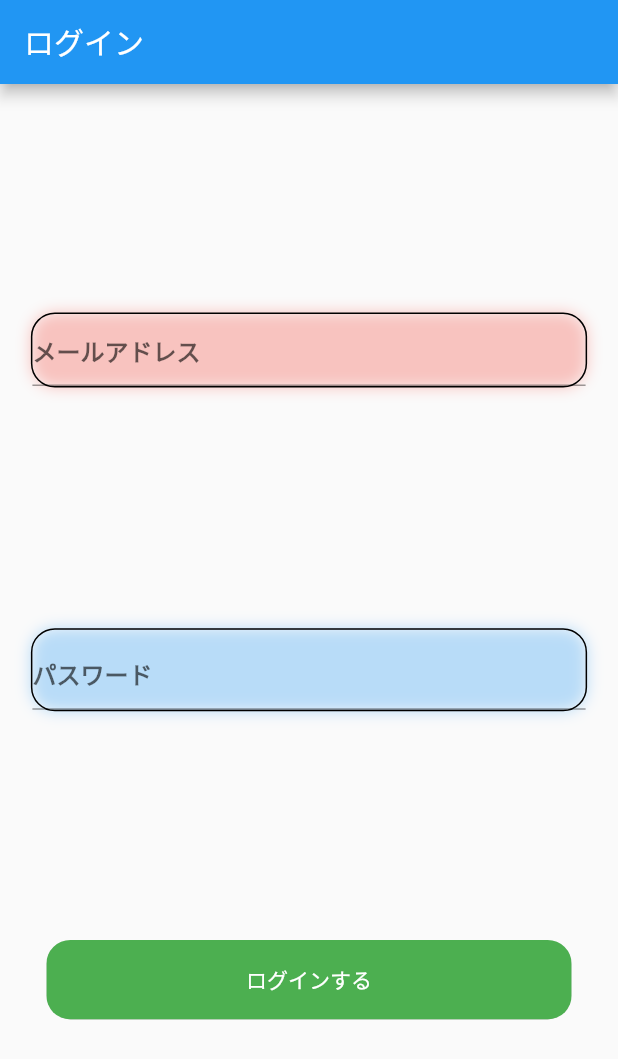
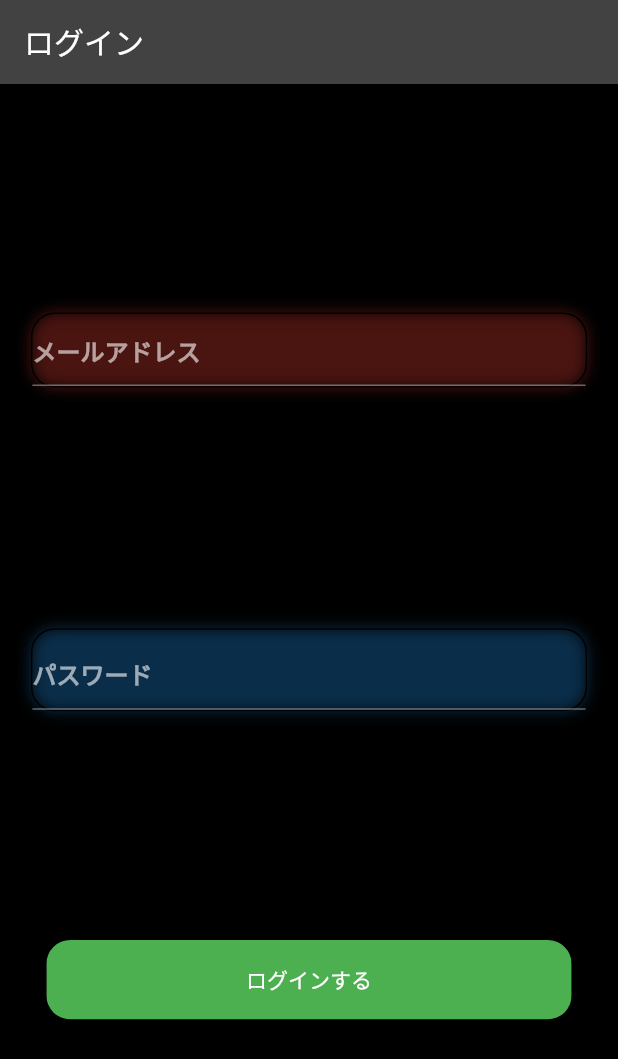
Before and after one commit to nkt0404/flutter_sns, a Flutter app: the screen it shows after launch, on a phone screen of 412 x 824 dp. Shown: the top 1059 px of the screen. Run offline on Flutter 3.47's test engine with Material 2 defaults, Android fonts, the phone set to English and light mode, and no system bars; our stand-ins replace cloud_firestore, firebase_auth, firebase_core, firebase_storage, flutter_riverpod, fluttertoast and 4 more; missing offline and left inert: cloud_firestore_web, firebase_analytics_web, firebase_auth_web, firebase_core_web, firebase_storage_web, image_picker_for_web and 1 more; accounts and stored records are empty.

Commit message:
theme change

```diff
--- a/lib/constants/strings.dart
+++ b/lib/constants/strings.dart
@@ -5,6 +5,8 @@ import 'package:uuid/uuid.dart';
 const String appTitle = "SNS";
 const String signupTitle = "新規登録";
 const String loginTitle = "ログイン";
+const String accountTitle = "アカウント";
+const String themeTitle = "テーマ";
 // texts
 const String mailAddressText = "メールアドレス";
 const String passwordText = "パスワード";
@@ -17,6 +19,8 @@ const String loadingText = "Loading";
 const String usersFieldKey = "users";
 // message
 const String userCreatedMsg = "ユーザーが作成できました";
+// prefs key
+const String isDarkThemePrefsKey = "isDarkTheme";
 // bottom navigation bar
 const String homeText = "Home";
 const String searchText = "Search";
--- /dev/null
+++ b/lib/constants/themes.dart
@@ -0,0 +1,12 @@
+// flutter
+import 'package:flutter/material.dart';
+
+ThemeData lightThemeData({required BuildContext context}) {
+  return ThemeData.light().copyWith(
+      primaryColor: Colors.green, scaffoldBackgroundColor: Colors.white);
+}
+
+ThemeData darkThemeData({required BuildContext context}) {
+  return ThemeData.dark().copyWith(
+      primaryColor: Colors.blue, scaffoldBackgroundColor: Colors.black);
+}
--- a/lib/main.dart
+++ b/lib/main.dart
@@ -5,15 +5,19 @@ import 'package:flutter_riverpod/flutter_riverpod.dart';
 import 'package:firebase_core/firebase_core.dart';
 import 'package:firebase_auth/firebase_auth.dart';
 import 'package:flutter_sns/details/sns_bottom_navigation_bar.dart';
+// pages
 import 'package:flutter_sns/views/login_page.dart';
 // models
 import 'models/main_model.dart';
+import 'package:flutter_sns/models/themes_model.dart';
 import 'package:flutter_sns/models/sns_bottom_navigation_bar_model.dart';
 // options
 import 'firebase_options.dart';
 // constants
 import 'package:flutter_sns/constants/strings.dart';
+import 'package:flutter_sns/constants/themes.dart';
 // components
+import 'package:flutter_sns/details/sns_drawer.dart';
 import 'package:flutter_sns/views/main/home_screen.dart';
 import 'package:flutter_sns/views/main/search_screen.dart';
 import 'package:flutter_sns/views/main/profile_screen.dart';
@@ -26,31 +30,37 @@ void main() async {
   runApp(const ProviderScope(child: MyApp()));
 }
 
-class MyApp extends StatelessWidget {
+class MyApp extends ConsumerWidget {
   const MyApp({Key? key}) : super(key: key);
 
   // This widget is the root of your application.
   @override
-  Widget build(BuildContext context) {
+  Widget build(BuildContext context, WidgetRef ref) {
     // MyAppが起動した最初の時にユーザーがログインしているかどうかの確認
     // この変数を1回きり
     final User? onceUser = FirebaseAuth.instance.currentUser;
+    final ThemeModel themeModel = ref.watch(themeProvider);
     return MaterialApp(
       debugShowCheckedModeBanner: false,
       title: appTitle,
-      theme: ThemeData(
-        primarySwatch: Colors.blue,
-      ),
+      theme: themeModel.isDarkTheme
+          ? darkThemeData(context: context)
+          : lightThemeData(context: context),
       home: onceUser == null
           ? const LoginPage()
-          : const MyHomePage(title: appTitle),
+          : MyHomePage(
+              title: appTitle,
+              themeModel: themeModel,
+            ),
     );
   }
 }
 
 class MyHomePage extends ConsumerWidget {
-  const MyHomePage({Key? key, required this.title}) : super(key: key);
+  const MyHomePage({Key? key, required this.title, required this.themeModel})
+      : super(key: key);
   final String title;
+  final ThemeModel themeModel;
 
   @override
   Widget build(BuildContext context, WidgetRef ref) {
@@ -61,6 +71,10 @@ class MyHomePage extends ConsumerWidget {
     return Scaffold(
       appBar: AppBar(
         title: Text(title),
+      ),
+      drawer: SNSDrawer(
+        mainModel: mainModel,
+        themeModel: themeModel,
       ),
       body: mainModel.isLoading
           ? const Center(
--- a/lib/models/main/profile_model.dart
+++ b/lib/models/main/profile_model.dart
@@ -27,7 +27,7 @@ class ProfileModel extends ChangeNotifier {
     // users/uid/ファイル名 にアップロード
     await storageRef.putFile(file);
     // users/uid/ファイル名 のURLを取得している
-    return storageRef.getDownloadURL();
+    return await storageRef.getDownloadURL();
   }
 
   Future<void> uploadUserImage(
--- /dev/null
+++ b/lib/models/themes_model.dart
@@ -0,0 +1,15 @@
+// flutter
+import 'package:flutter/material.dart';
+// packages
+import 'package:flutter_riverpod/flutter_riverpod.dart';
+
+final themeProvider = ChangeNotifierProvider((ref) => ThemeModel());
+
+class ThemeModel extends ChangeNotifier {
+  bool isDarkTheme = true;
+
+  Future<void> setIsDarkTheme({required bool value}) async {
+    isDarkTheme = value;
+    notifyListeners();
+  }
+}
```
Also changed, not shown: lib/constants/routes.dart (+10 -2 lines), lib/details/sns_drawer.dart (added, +35 -0 lines), lib/models/main_model.dart (+7 -12 lines), lib/views/account_page.dart (added, +28 -0 lines), model.txt (added, +10 -0 lines), stateless.txt (added, +10 -0 lines), widget.txt (added, +12 -0 lines).
